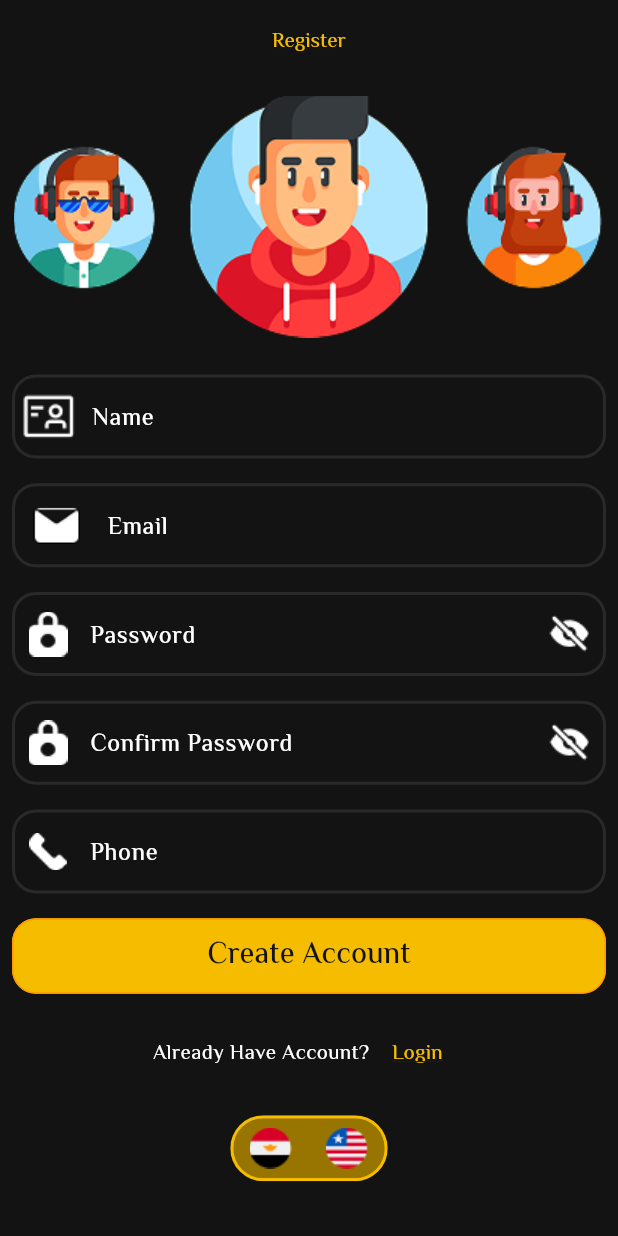
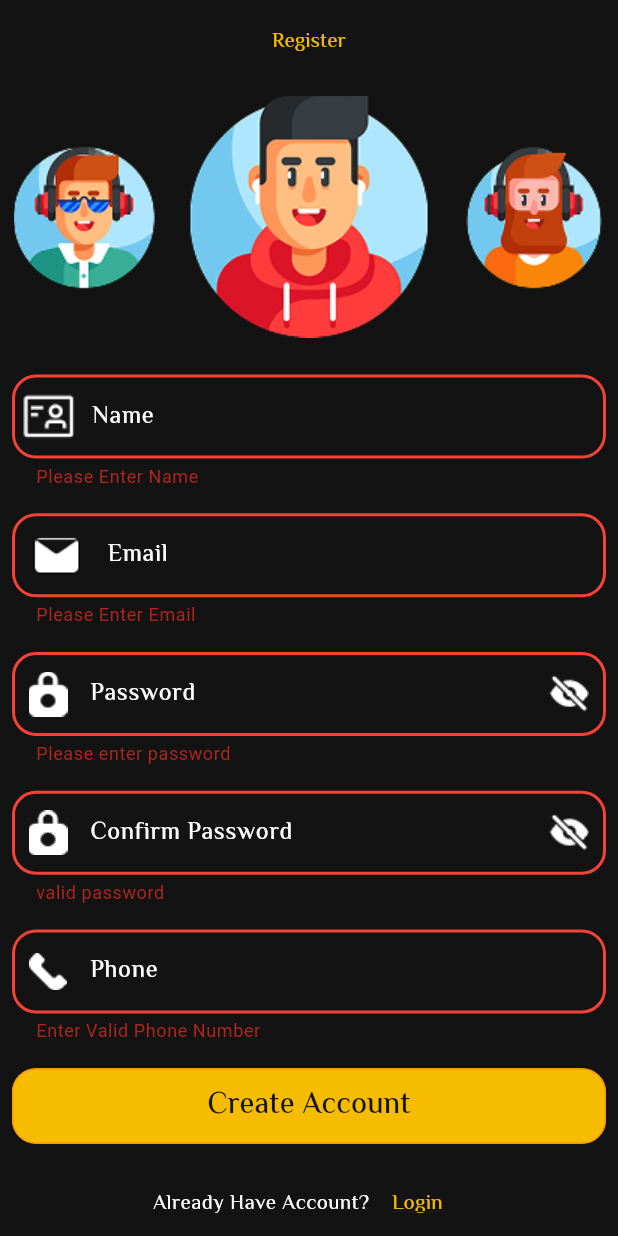
Before and after one commit to DDRAAGOON/movies1, a Flutter app: the RegisterScreen screen opened directly, after a tap on "Create Account", on a phone screen of 412 x 824 dp. Run offline on Flutter 3.47's test engine with Material 3 defaults, Android fonts, the phone set to English and light mode, and no system bars; drawn by our look-alikes of toggle_switch; our stand-ins replace google_fonts.

Commit message:
Do CustomTextField Do CustomElevatedButton Add images,colors,style Do Switch-Toggle Save Images Do Login Screen Do Register Screen do validation for register and login screen

```diff
--- a/lib/main.dart
+++ b/lib/main.dart
@@ -14,7 +14,7 @@ class MyApp extends StatelessWidget {
   Widget build(BuildContext context) {
     return MaterialApp(
       debugShowCheckedModeBanner: false,
-      home: Loginscreen(),
+      home: RegisterScreen(),
       themeMode: ThemeMode.dark,
     )
     ;}}
--- a/lib/screens/auth/login_screen.dart
+++ b/lib/screens/auth/login_screen.dart
@@ -37,23 +37,49 @@ class _LoginscreenState extends State<Loginscreen> {
                Image.asset(AppImages.group),
               SizedBox(height: height * 0.03),
               Form(
+
                 key: formkey,
                 child: Column(
                   crossAxisAlignment: CrossAxisAlignment.stretch,
                   children: [
 
                     Customtextfield(
+                      textStyle: AppStyle.med16white,
                         hintstyle: AppStyle.med16white,
                       borderSideColor: Colors.grey,
                       controller: emailController,
                       textInputType: TextInputType.emailAddress,
-
+                        validator: (text) {
+                          if (text == null || text.trim().isEmpty) {
+                            return 'Please Enter Email';
+                          }
+                          final bool emailValid = RegExp(
+                            r"^[a-zA-Z0-9.a-zA-Z0-9.!#$%&'*+-/=?^_`{|}~]+@[a-zA-Z0-9]+\.[a-zA-Z]+",
+                          ).hasMatch(text);
+                          if (!emailValid) {
+                            return 'Please enter valid,email ';
+                          }
+                        },
 
                        prefixicon: Image.asset(AppImages.emailIcon),
                       hintText: 'Email'
                     ),
                     SizedBox(height: height * 0.02),
                     Customtextfield(
+                      validator: (text) {
+                            RegExp regex =
+                            RegExp(r'^(?=.*?[A-Z])(?=.*?[a-z])(?=.*?[0-9])(?=.*?[!@#\$&*~]).{8,}$');
+                            if (text!.isEmpty) {
+                            return 'Please enter password';
+                            } else {
+                            if (!regex.hasMatch(text)) {
+                            return 'Enter valid password';
+                            } else {
+                            return null;
+                            }
+                            }
+                            },
+                      textStyle: AppStyle.med16white,
                       hintstyle: AppStyle.med16white,
                       borderSideColor: Colors.grey,
 
@@ -82,7 +108,11 @@ class _LoginscreenState extends State<Loginscreen> {
                     SizedBox(height: height * 0.02),
                     Customelevatedbuttom(
 
-                      onPressed:  (){},
+                      onPressed:  (){
+                        if(formkey.currentState!.validate()==true){
+                          // Navigator.push(context, Approute.registerScreen);
+                        }
+                      },
 elevatedcolor: AppColors.prirmaryColor,
                        elevatedchild: Text(
                   'Login',
--- a/lib/screens/auth/register_screen.dart
+++ b/lib/screens/auth/register_screen.dart
@@ -18,9 +18,9 @@ class RegisterScreen extends StatefulWidget {
 class _RegisterScreenState extends State<RegisterScreen> {
   var emailController = TextEditingController();
   var passwordController = TextEditingController();
-
+  var phoneController = TextEditingController();
   var nameController = TextEditingController();
-  var repassworddController = TextEditingController();
+  var rePasswordController = TextEditingController();
 
   @override
   Widget build(BuildContext context) {
@@ -53,28 +53,67 @@ class _RegisterScreenState extends State<RegisterScreen> {
                     crossAxisAlignment: CrossAxisAlignment.stretch,
                     children: [
                       Customtextfield(
+
+                        validator: (text) {
+                          if (text == null || text.trim().isEmpty) {
+                            return 'Please Enter Name';
+                          }
+                          final bool namevalid = RegExp(
+                              '!@#<>?":_``~;[]\|=-+)(*&^%1234567890').hasMatch(text);
+                          if (!namevalid) {
+                            return 'Please enter valid,email ';
+                          }
+                        },
                         hintstyle: AppStyle.med16white,
                         fillcolor: AppColors.greyColor,
                         controller: nameController,
+                        textStyle: AppStyle.med16white,
                         textInputType: TextInputType.name,
                         prefixicon: Image.asset(AppImages.nameIcon),
                         hintText: 'Name',
                         borderSideColor: AppColors.greyColor,),
                       SizedBox(height: height * 0.02,),
                       Customtextfield(
+                        validator: (text) {
+                          if (text == null || text.trim().isEmpty) {
+                            return 'Please Enter Email';
+                          }
+                          final bool emailValid = RegExp(
+                            r"^[a-zA-Z0-9.a-zA-Z0-9.!#$%&'*+-/=?^_`{|}~]+@[a-zA-Z0-9]+\.[a-zA-Z]+",
+                          ).hasMatch(text);
+                          if (!emailValid) {
+                            return 'Please enter valid,email ';
+                          }
+                        },
+                        textStyle: AppStyle.med16white,
                         fillcolor: AppColors.greyColor,
-                        controller: nameController,
+                        controller: emailController,
                         textInputType: TextInputType.name,
                         prefixicon: Image.asset(AppImages.emailIcon),
-                        hintText: 'Email',
+                        hintText:'Email',
                         hintstyle: AppStyle.med16white,
                         borderSideColor: AppColors.greyColor,),
                       SizedBox(height: height * 0.02,),
                       Customtextfield(
+                        validator: (text) {
+                          RegExp regex =
+                          RegExp(r'^(?=.*?[A-Z])(?=.*?[a-z])(?=.*?[0-9])(?=.*?[!@#\$&*~]).{8,}$');
+                          if (text!.isEmpty) {
+                            return 'Please enter password';
+                          } else {
+                            if (!regex.hasMatch(text)) {
+                              return 'Enter valid password';
+                            } else {
+                              return null;
+                            }
+                          }
+                        },
+                        obscuretext: true,
+                        textStyle: AppStyle.med16white,
                         borderSideColor: AppColors.greyColor,
-                        controller: emailController,
+                        controller: passwordController,
                         hintstyle: AppStyle.med16white,
-                        textInputType: TextInputType.emailAddress,
+                        textInputType: TextInputType.visiblePassword,
                         prefixicon: Image.asset(AppImages.passIcon),
                         suffixicon: Image.asset(AppImages.hiddenIcon),
                         hintText: 'Password',
@@ -82,8 +121,15 @@ class _RegisterScreenState extends State<RegisterScreen> {
                       ),
                       SizedBox(height: height * 0.02,),
                       Customtextfield(
+                        validator: (text) {
+                           if(text==passwordController.text){
+                             return 'valid password';
+                           }
+                           return'invalid password';
+                        },
+                        textStyle: AppStyle.med16white,
                         borderSideColor: AppColors.greyColor,
-                        controller: passwordController,
+                        controller: rePasswordController,
                         obscuretext: true,
                         textInputType: TextInputType.phone,
                         suffixicon: Image.asset(AppImages.hiddenIcon),
@@ -93,8 +139,18 @@ class _RegisterScreenState extends State<RegisterScreen> {
                       ),
                       SizedBox(height: height * 0.02,),
                       Customtextfield(
+                        validator: (text) {
+                          Pattern pattern =
+                              r'/^\(?(\d{3})\)?[- ]?(\d{3})[- ]?(\d{4})$/';
+                          RegExp regex = new RegExp(pattern.toString());
+                          if (!regex.hasMatch(text!))
+                            return 'Enter Valid Phone Number';
+                          else
+                            return null;
+                        },
+                        textStyle: AppStyle.med16white,
                         borderSideColor: AppColors.greyColor,
-                        controller: repassworddController,
+                        controller: phoneController,
                         obscuretext: true,
                         textInputType: TextInputType.phone,
                         prefixicon: Image.asset(AppImages.phoneIcon),
@@ -102,7 +158,11 @@ class _RegisterScreenState extends State<RegisterScreen> {
                       hintstyle: AppStyle.med16white,
                       ),
                       SizedBox(height: height * 0.02,),
-                      Customelevatedbuttom(onPressed: (){},
+                      Customelevatedbuttom(onPressed: (){
+                        if(formkey.currentState!.validate()==true){
+                          Navigator.pop(context);
+                        }
+                      },
                         elevatedchild: Text('Create Account',
                           style: AppStyle.med20black,),
                         elevatedcolor: AppColors.prirmaryColor,),
--- a/lib/widget/custom_text_field.dart
+++ b/lib/widget/custom_text_field.dart
@@ -19,7 +19,8 @@ class Customtextfield extends StatelessWidget {
     this.obscuretext=false,
     required this.controller,
     this.maxline=1,
-      this.fillcolor,
+    this.fillcolor,
+      this.textStyle
   });
 
   String? hintText;
@@ -37,9 +38,13 @@ class Customtextfield extends StatelessWidget {
   TextEditingController controller ;
   int maxline;
   Color ?fillcolor=Colors.grey;
+  TextStyle ?textStyle=AppStyle.med16white;
   @override
   Widget build(BuildContext context) {
     return TextFormField(
+
+      style: textStyle,
+      cursorColor: AppColors.whiteColor,
       maxLines:maxline ,
       controller:controller ,
       obscuringCharacter: '*',
@@ -47,6 +52,8 @@ class Customtextfield extends StatelessWidget {
       keyboardType:textInputType ,
       validator: validator,
       decoration: InputDecoration(
+        counterStyle: AppStyle.med16white,
+        focusColor: Colors.white,
         fillColor: fillcolor,
         prefixIconColor: prefixiconcolor,
         prefixIcon: prefixicon,
```
